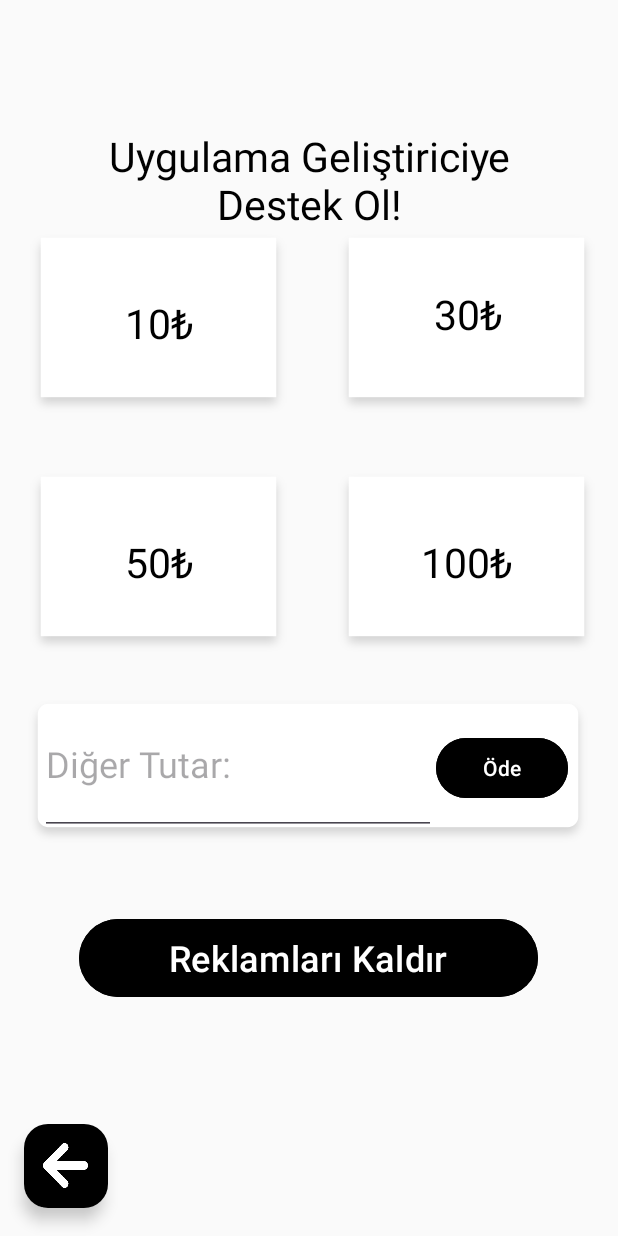
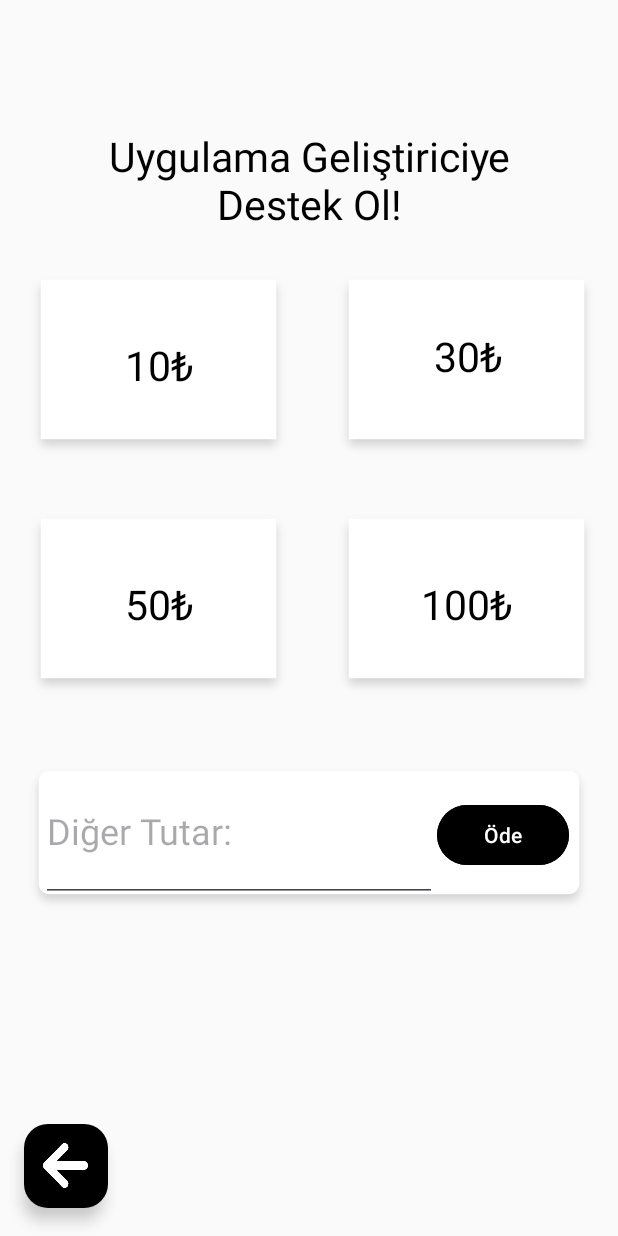
Before and after one commit to AliDmrcIo/ZinciriKirma, an Android app: the DonateAndRemoveAds screen opened through its navigation route, on a phone screen of 412 x 824 dp. Run offline under Robolectric (Android 15) with nearby library versions, the phone set to English and light mode, and no system bars; our stand-ins replace AdMob; Roboto replaces fonts that are not available here.

Commit message:
It is not needed to click on the buttons everytime anymore

```diff
--- a/app/build.gradle.kts
+++ b/app/build.gradle.kts
@@ -12,8 +12,8 @@ android {
         applicationId = "com.alidemirci.dontbreakthechain"
         minSdk = 24
         targetSdk = 34
-        versionCode = 4 //burayı google sürüme atarken sorun çıktığından yaptım
-        versionName = "4.0"
+        versionCode = 5 //burayı google sürüme atarken sorun çıktığından yaptım
+        versionName = "5.0"
 
         testInstrumentationRunner = "androidx.test.runner.AndroidJUnitRunner"
     }
--- a/app/src/main/res/layout/fragment_donate_and_remove_ads.xml
+++ b/app/src/main/res/layout/fragment_donate_and_remove_ads.xml
@@ -100,7 +100,7 @@
         android:id="@+id/imageView2"
         android:layout_width="wrap_content"
         android:layout_height="wrap_content"
-        android:layout_marginTop="152dp"
+        android:layout_marginTop="180dp"
         android:layout_marginEnd="12dp"
         android:src="@drawable/donate"
         app:layout_constraintEnd_toEndOf="parent"
@@ -122,6 +122,7 @@
         app:layout_constraintTop_toTopOf="@+id/imageView2"
         app:layout_constraintVertical_bias="1.0" />
 
+
     <ImageView
         android:id="@+id/imageView5"
         android:layout_width="wrap_content"
@@ -130,11 +131,9 @@
         android:src="@drawable/donateiki"
         app:layout_constraintBottom_toBottomOf="parent"
         app:layout_constraintEnd_toEndOf="parent"
-        app:layout_constraintHorizontal_bias="0.484"
         app:layout_constraintStart_toStartOf="parent"
         app:layout_constraintTop_toBottomOf="@+id/imageView4"
-        app:layout_constraintVertical_bias="0.0" />
-
+        app:layout_constraintVertical_bias="0.072" />
 
     <EditText
         android:id="@+id/editText"
@@ -151,20 +150,7 @@
         app:layout_constraintTop_toTopOf="@+id/imageView5"
         app:layout_constraintVertical_bias="0.0" />
 
-    <Button
-        android:id="@+id/button"
-        android:layout_width="306dp"
-        android:layout_height="60dp"
-        android:backgroundTint="#000000"
-        android:text="Reklamları Kaldır"
-        android:textSize="24sp"
-        android:textColor="#FFFFFF"
-        app:layout_constraintBottom_toBottomOf="parent"
-        app:layout_constraintEnd_toEndOf="parent"
-        app:layout_constraintHorizontal_bias="0.495"
-        app:layout_constraintStart_toStartOf="parent"
-        app:layout_constraintTop_toBottomOf="@+id/imageView5"
-        app:layout_constraintVertical_bias="0.216" />
+
 
     <Button
         android:id="@+id/button4"
```
Also changed, not shown: app/src/main/java/com/alidemirci/dontbreakthechain/AccountAndSettingsPage.java (+24 -2 lines).
